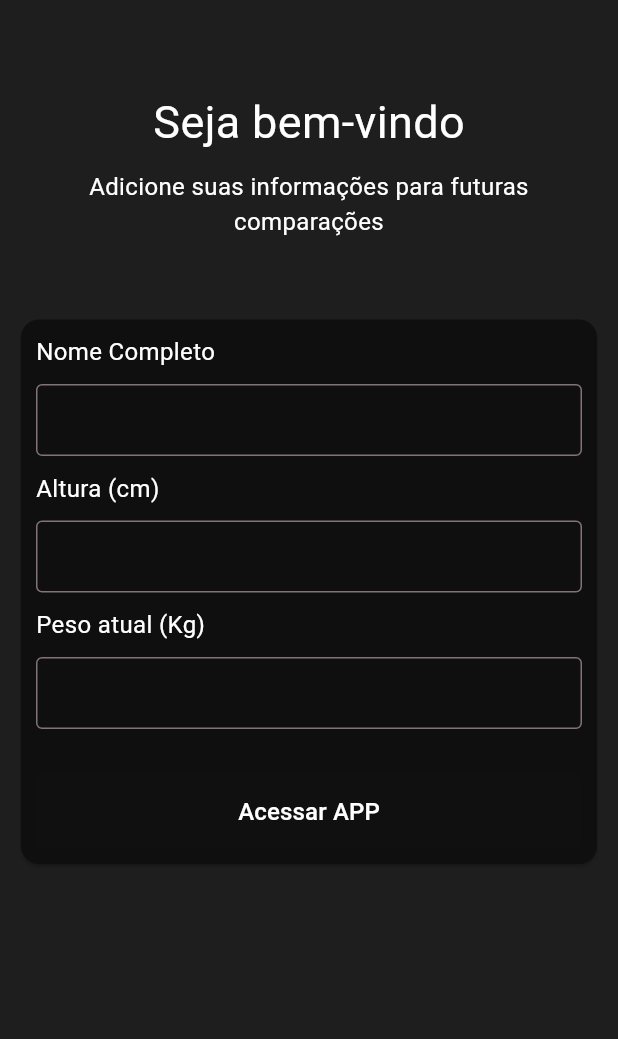
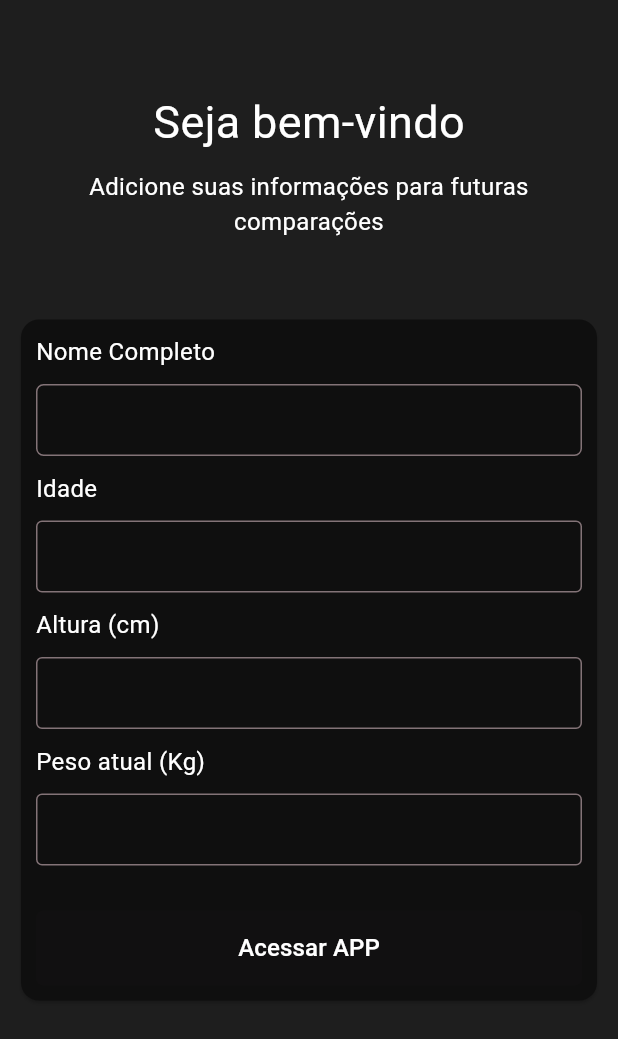
Before and after one commit to lucaskrause/my_fitness_progress, a Flutter app: the RegisterPage screen opened directly, on a phone screen of 412 x 824 dp. Shown: the top 1039 px of the screen. Run offline on Flutter 3.47's test engine with Material 3 defaults, Android fonts, the phone set to English and light mode, and no system bars; our stand-ins replace cloud_firestore, firebase_auth, firebase_core, fl_chart, get_it, shared_preferences and 1 more; accounts and stored records are empty; statements that could not run were skipped.

Commit message:
salvar informações iniciais do usuário

```diff
--- a/lib/src/controller/register/register_controller.dart
+++ /dev/null
@@ -1,23 +0,0 @@
-class RegisterController {
-  RegisterController();
-
-  String nome = "";
-  String altura = "";
-  String peso = "";
-
-  void setNome(String value) {
-    nome = value;
-  }
-
-  void setAltura(String value) {
-    altura = value;
-  }
-
-  void setPeso(String value) {
-    peso = value;
-  }
-
-  Future<void> saveData() async {
-    //TODO: Salvar dados no banco de dados
-  }
-}
--- a/lib/src/models/user.dart
+++ b/lib/src/models/user.dart
@@ -1,12 +1,14 @@
 class User {
-  final String name;
-  final int age;
-  final int height;
+  String name;
+  int age;
+  int height;
+  double weight;
 
   User({
     this.name = "",
     this.age = 0,
     this.height = 0,
+    this.weight = 0,
   });
 
   factory User.fromMap(Map<String, dynamic> json) {
@@ -14,6 +16,7 @@ class User {
       name: json['name'],
       age: json['age'],
       height: json['height'],
+      weight: json['weight'],
     );
   }
 
@@ -22,6 +25,7 @@ class User {
       'name': name,
       'age': age,
       'height': height,
+      'weight': weight,
     };
   }
 }
--- a/lib/src/screen/login/register_page.dart
+++ b/lib/src/screen/login/register_page.dart
@@ -1,5 +1,6 @@
 import 'package:flutter/material.dart';
-import 'package:my_fitness_progress/src/controller/register/register_controller.dart';
+import 'package:flutter/services.dart';
+import 'package:my_fitness_progress/src/controller/auth/auth_controller.dart';
 import 'package:my_fitness_progress/src/screen/home/home_page.dart';
 
 class RegisterPage extends StatefulWidget {
@@ -10,7 +11,7 @@ class RegisterPage extends StatefulWidget {
 }
 
 class _RegisterPageState extends State<RegisterPage> {
-  RegisterController controller = RegisterController();
+  AuthController controller = AuthController();
 
   @override
   Widget build(BuildContext context) {
@@ -60,15 +61,39 @@ class _RegisterPageState extends State<RegisterPage> {
                     Container(
                       color: Theme.of(context).cardColor,
                       child: TextField(
+                        cursorColor: Colors.white,
+                        style: const TextStyle(color: Colors.white),
+                        onChanged: (String value) {
+                          setState(() {
+                            controller.setName(value);
+                          });
+                        },
+                      ),
+                    ),
+                    const SizedBox(height: 10),const Text(
+                      'Idade',
+                      style: TextStyle(
+                        color: Colors.white,
+                        fontSize: 16,
+                      ),
+                    ),
+                    const SizedBox(height: 10),
+                    Container(
+                      color: Theme.of(context).cardColor,
+                      child: TextField(
+                        keyboardType: TextInputType.number,
                         decoration: const InputDecoration(
                           border: OutlineInputBorder(),
                           contentPadding: EdgeInsets.fromLTRB(20, 10, 20, 10),
                         ),
+                        inputFormatters: [
+                          FilteringTextInputFormatter.digitsOnly,
+                        ],
                         cursorColor: Colors.white,
                         style: const TextStyle(color: Colors.white),
                         onChanged: (String value) {
                           setState(() {
-                            controller.setNome(value);
+                            controller.setAge(value);
                           });
                         },
                       ),
@@ -85,15 +110,19 @@ class _RegisterPageState extends State<RegisterPage> {
                     Container(
                       color: Theme.of(context).cardColor,
                       child: TextField(
+                        keyboardType: TextInputType.number,
                         decoration: const InputDecoration(
                           border: OutlineInputBorder(),
                           contentPadding: EdgeInsets.fromLTRB(20, 10, 20, 10),
                         ),
+                        inputFormatters: [
+                          FilteringTextInputFormatter.digitsOnly,
+                        ],
                         cursorColor: Colors.white,
                         style: const TextStyle(color: Colors.white),
                         onChanged: (String value) {
                           setState(() {
-                            controller.setAltura(value);
+                            controller.setHeight(value);
                           });
                         },
                       ),
@@ -110,15 +139,19 @@ class _RegisterPageState extends State<RegisterPage> {
                     Container(
                       color: Theme.of(context).cardColor,
                       child: TextField(
+                        keyboardType: TextInputType.number,
                         decoration: const InputDecoration(
                           border: OutlineInputBorder(),
                           contentPadding: EdgeInsets.fromLTRB(20, 10, 20, 10),
                         ),
+                        inputFormatters: [
+                          FilteringTextInputFormatter.digitsOnly,
+                        ],
                         cursorColor: Colors.white,
                         style: const TextStyle(color: Colors.white),
                         onChanged: (String value) {
                           setState(() {
-                            controller.setPeso(value);
+                            controller.setWeight(value);
                           });
                         },
                       ),
```
Also changed, not shown: lib/main.dart (+9 -0 lines), lib/src/controller/auth/auth_controller.dart (+47 -5 lines), lib/src/screen/home/splash_page.dart (+16 -5 lines), 3 other files.
